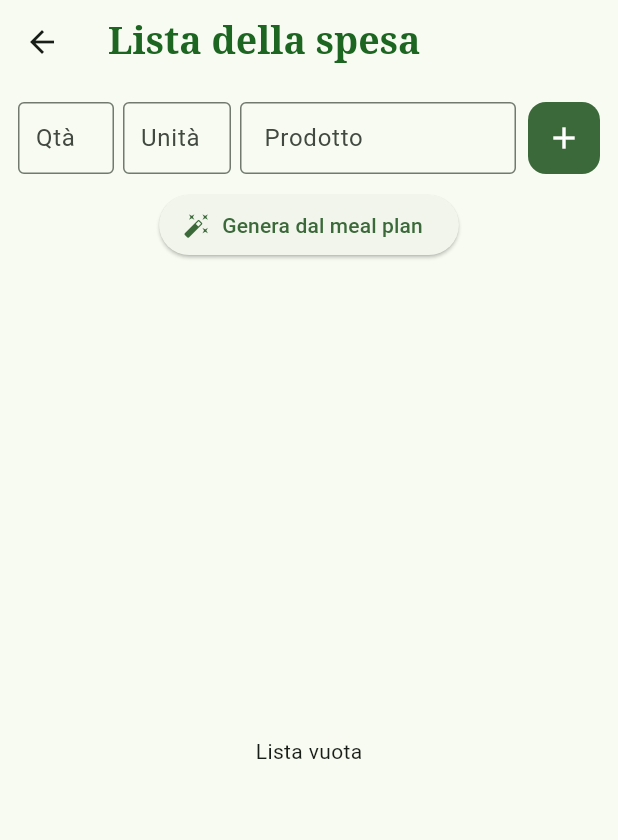
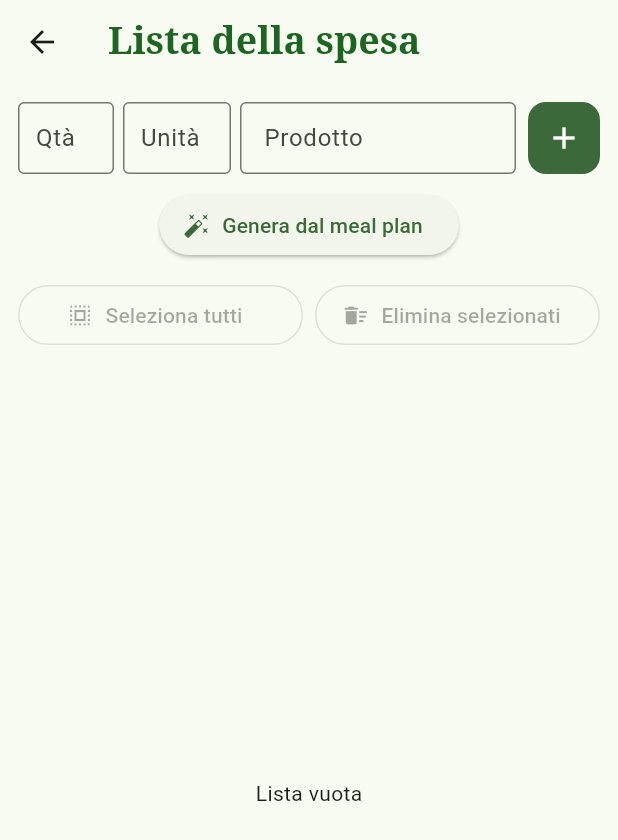
Before and after one commit to Ray04p/App_mobile, a Flutter app: the ShoppingListScreen screen opened directly, on a phone screen of 412 x 824 dp. Shown: the top 840 px of the screen. Run offline on Flutter 3.47's test engine with Material 3 defaults, Android fonts, the phone set to English and light mode, and no system bars; our stand-ins replace image_picker, shared_preferences, sqflite; accounts and stored records are empty.

Commit message:
Aggiunta pulsanti seleziona tutti-elimina selezionati

```diff
--- a/lib/screens/shopping_list.dart
+++ b/lib/screens/shopping_list.dart
@@ -132,6 +132,39 @@ class _ShoppingListScreenState extends State<ShoppingListScreen> {
               label: const Text('Genera dal meal plan'),
             ),
           ),
+
+
+          //"SELEZIONA/ELIMINA"
+          const SizedBox(height: 8),
+          Padding(
+            padding: const EdgeInsets.symmetric(horizontal: 12),
+            child: Row(
+              children: [
+                Expanded(
+                  child: OutlinedButton.icon(
+                    onPressed: app.shoppingList.isEmpty
+                        ? null
+                        : app.selectAllShoppingItems,
+                    icon: const Icon(Icons.select_all),
+                    label: const Text('Seleziona tutti'),
+                  ),
+                ),
+                const SizedBox(width: 8),
+                Expanded(
+                  child: OutlinedButton.icon(
+                    onPressed: app.shoppingList.any((item) => item.purchased)
+                        ? app.deleteSelectedShoppingItems
+                        : null,
+                    icon: const Icon(Icons.delete_sweep),
+                    label: const Text('Elimina selezionati'),
+                  ),
+                ),
+              ],
+            ),
+          ),
+
+
+          //LISTA
           Expanded(
             child: sortedList.isEmpty
                 ? const Center(child: Text('Lista vuota'))
@@ -152,7 +185,7 @@ class _ShoppingListScreenState extends State<ShoppingListScreen> {
                         value: item.purchased,
                         onChanged: (_) => app.toggleShoppingItem(item.id),
                         secondary: IconButton(
-                          icon: const Icon(Icons.delete),
+                          icon: const Icon(Icons.delete, color: Color.fromARGB(255, 29, 102, 34),),
                           onPressed: () => app.deleteShoppingItem(item.id),
                         ),
                       );
```
Also changed, not shown: cose da fare.txt (+1 -7 lines), lib/providers/app_state.dart (+18 -0 lines).
